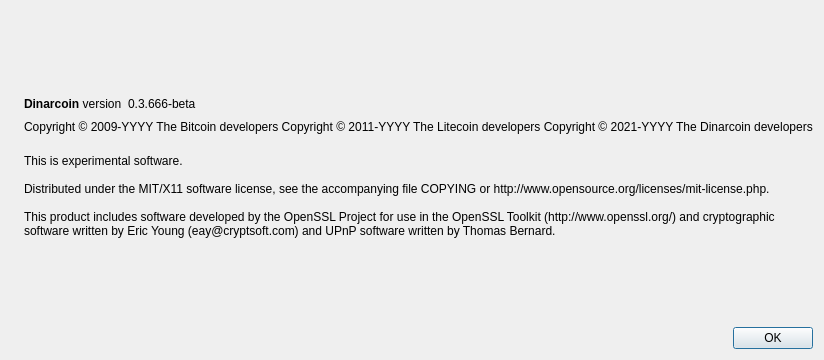
Ridde83/dinarcoin, file src/qt/forms/aboutdialog.ui: the form before one commit.
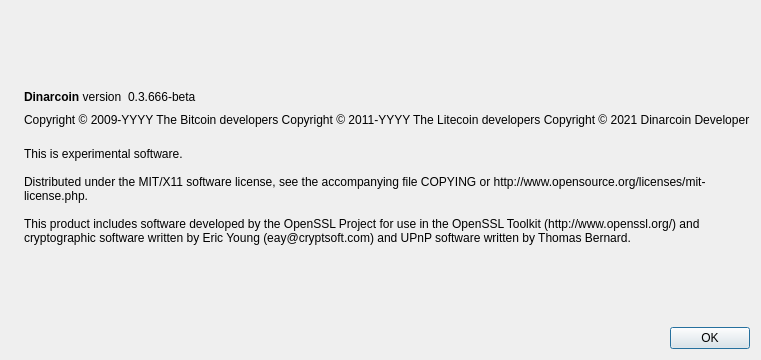
The form after the commit. Icons and pictures are not drawn.

Diff of the .ui file:
```diff
--- a/src/qt/forms/aboutdialog.ui
+++ b/src/qt/forms/aboutdialog.ui
@@ -93,7 +93,7 @@
        <property name="text">
         <string notr="true">Copyright &amp;copy; 2009-YYYY The Bitcoin developers
 Copyright &amp;copy; 2011-YYYY The Litecoin developers
-Copyright &amp;copy; 2021-YYYY The Dinarcoin developers</string>
+Copyright &amp;copy; 2021 Dinarcoin Developer</string>
        </property>
        <property name="textFormat">
         <enum>Qt::RichText</enum>
```
